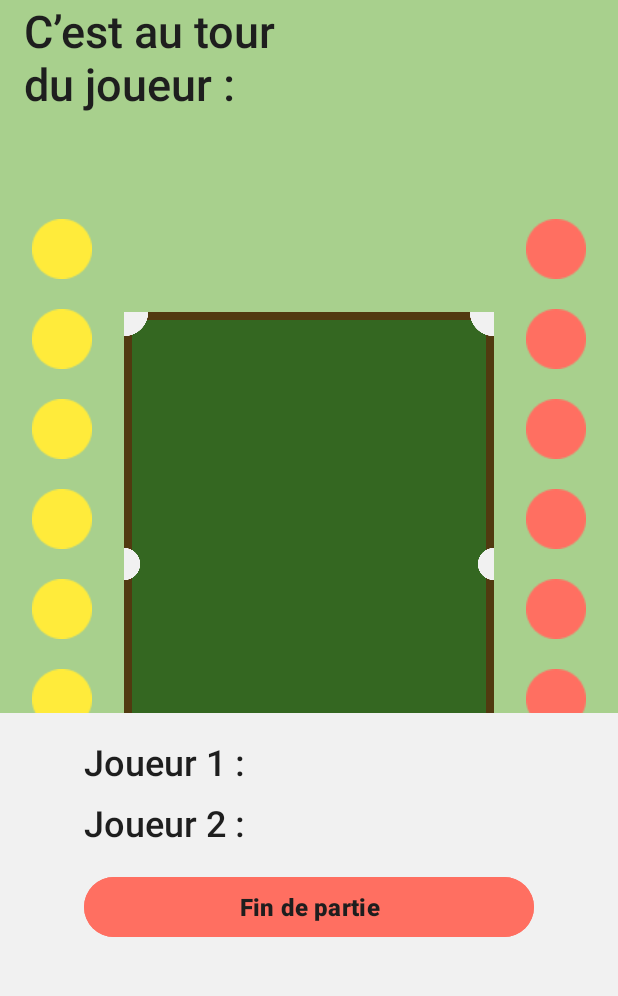
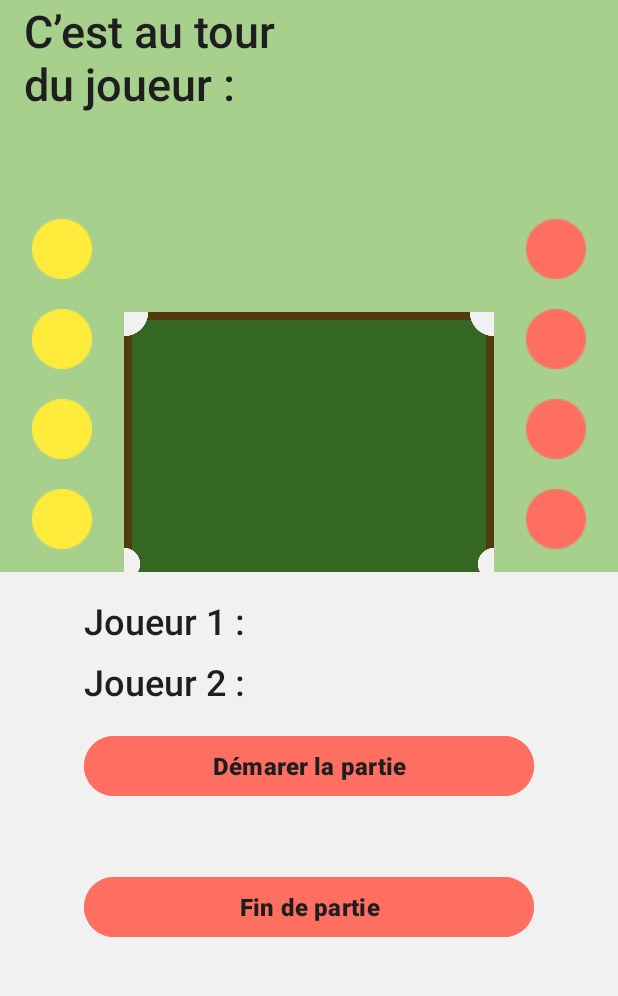
Before and after one commit to bts-lasalle-avignon-projets/plug-in-pool-2025, an Android app: the ActivitePartie screen opened directly, with no data from a screen before it, on a phone screen of 412 x 824 dp, the part 224-1220 px from its top. Run offline under Robolectric (Android 15) with nearby library versions, the light colour scheme and no system bars; 1 statement that could not run was skipped.

Commit message:
Commencer la gestion de partie

```diff
--- a/plug-in-pool-mobile/app/src/main/java/com/example/plug_in_pool/CommunicationBluetooth.java
+++ b/plug-in-pool-mobile/app/src/main/java/com/example/plug_in_pool/CommunicationBluetooth.java
@@ -19,6 +19,7 @@
     protected static final String ENTETE = "$";
     protected static final String SEPARATEUR = "/";
     protected static final String DELIMITATEUR_FIN = "!";
+    protected static final String DEMARER_MATCH = "D";
 
     private static final String TAG = "_CommunicationBluetooth";
     private static final UUID SERIAL_UUID = UUID.fromString("00001101-0000-1000-8000-00805F9B34FB");
--- a/plug-in-pool-mobile/app/src/main/java/com/example/plug_in_pool/Joueur.java
+++ b/plug-in-pool-mobile/app/src/main/java/com/example/plug_in_pool/Joueur.java
@@ -49,6 +49,8 @@
     {
         return prenom;
     }
+    public int ajouterPoint(){return points++;}
+    public int getId(){return id;}
 
     public void afficherJoueur()
     {
--- a/plug-in-pool-mobile/app/src/main/res/layout/activity_activite_partie.xml
+++ b/plug-in-pool-mobile/app/src/main/res/layout/activity_activite_partie.xml
@@ -387,6 +387,20 @@
             </LinearLayout>
 
             <Button
+                android:id="@+id/boutonDemarerMatch"
+                android:layout_width="wrap_content"
+                android:layout_height="wrap_content"
+                android:layout_marginTop="16dp"
+                android:layout_marginBottom="30dp"
+                android:backgroundTint="@color/rouge"
+                android:fontFamily="sans-serif-medium"
+                android:maxWidth="320dp"
+                android:minWidth="300dp"
+                android:text="@string/boutonDemarerDePartie"
+                android:textColor="@color/noir"
+                android:textSize="16sp"
+                android:textStyle="bold" />
+            <Button
                 android:id="@+id/boutonFinMatch"
                 android:layout_width="wrap_content"
                 android:layout_height="wrap_content"
--- a/plug-in-pool-mobile/app/src/main/res/values/strings.xml
+++ b/plug-in-pool-mobile/app/src/main/res/values/strings.xml
@@ -14,6 +14,7 @@
     <string name="texteChoixBluetoothTable">Choisir une table</string>
     <string name="choisirLiaisonBluetooth">Saisir le flux Bluetooth et choisir dans la liste</string>
     <string name="boutonLancerMatch">Lancer un match</string>
+    <string name="boutonDemarerDePartie">Démarer la partie</string>
     <string name="boutonFinDePartie">Fin de partie</string>
     <string name="boutonLancerPartie">Lancer une partie</string>
 </resources>
```
Also changed, not shown: plug-in-pool-mobile/app/src/main/java/com/example/plug_in_pool/ActivitePartie.java (+159 -15 lines).
